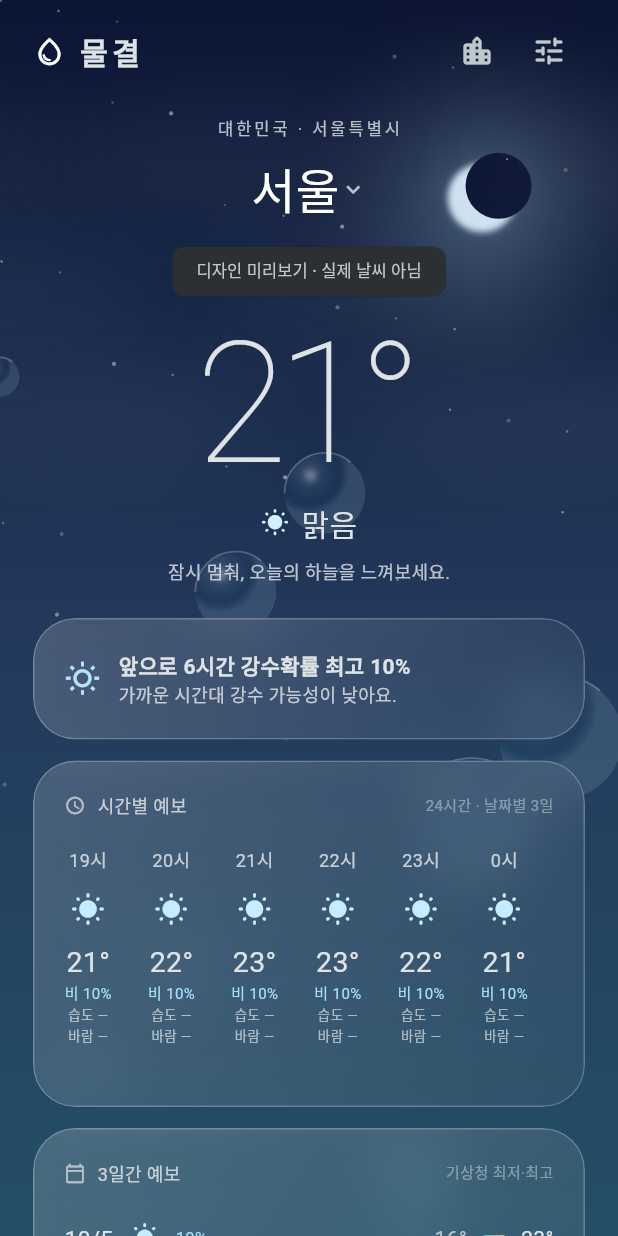
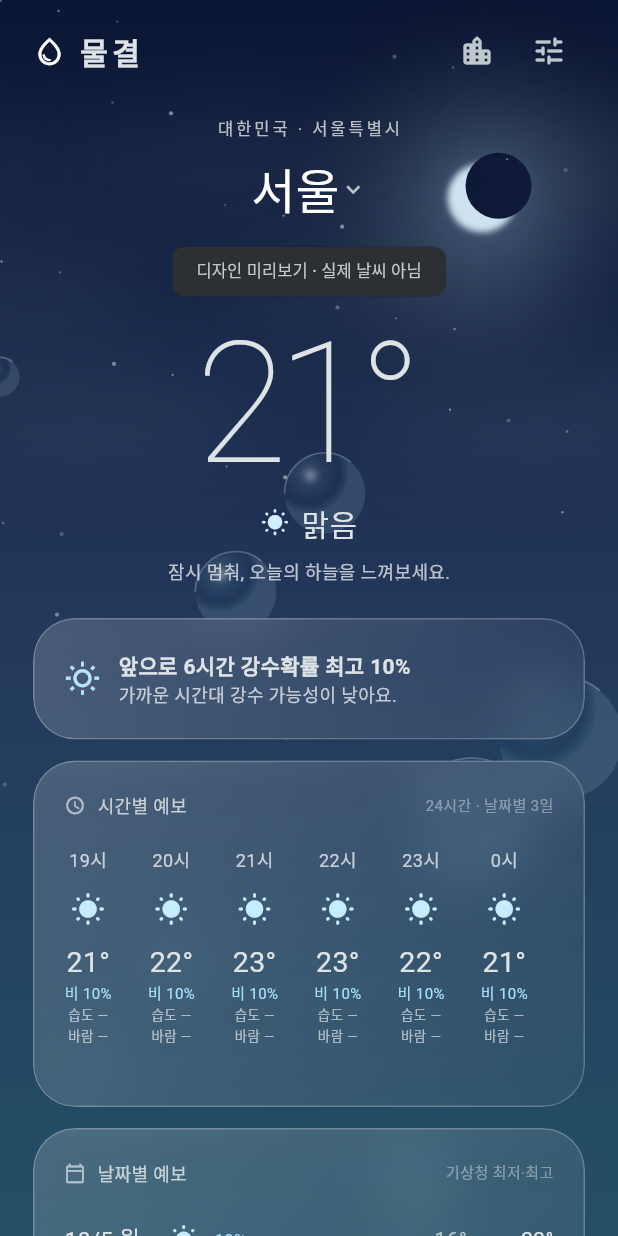
Before and after one commit to limhiru/weather, a Flutter app: the screen it shows after launch, after a tap on "먼저 둘러보기", on a phone screen of 412 x 824 dp. Run offline on Flutter 3.47's test engine with Material 3 defaults, Android fonts, the phone set to English and light mode, and no system bars; our stand-ins replace flutter_secure_storage, geolocator, shared_preferences.

Commit message:
feat: show weekday in forecasts

```diff
--- a/android_app/lib/main.dart
+++ b/android_app/lib/main.dart
@@ -826,7 +826,7 @@ class _WeatherHomeState extends State<WeatherHome> with WidgetsBindingObserver {
                         children: [
                           sectionTitle(
                             Icons.calendar_today_outlined,
-                            '3일간 예보',
+                            '날짜별 예보',
                             '기상청 최저·최고',
                           ),
                           const SizedBox(height: 12),
@@ -837,9 +837,9 @@ class _WeatherHomeState extends State<WeatherHome> with WidgetsBindingObserver {
                               child: Row(
                                 children: [
                                   SizedBox(
-                                    width: 43,
+                                    width: 69,
                                     child: Text(
-                                      '${date.month}/${date.day}',
+                                      '${date.month}/${date.day} ${['월', '화', '수', '목', '금', '토', '일'][date.weekday - 1]}',
                                       style: const TextStyle(fontSize: 15),
                                     ),
                                   ),
--- a/android_app/lib/version.dart
+++ b/android_app/lib/version.dart
@@ -1,2 +1,2 @@
 // Generated by scripts/version.py.
-const appVersion = '1.0.6';
+const appVersion = '1.0.7';
--- a/android_app/pubspec.yaml
+++ b/android_app/pubspec.yaml
@@ -16,7 +16,7 @@ publish_to: 'none' # Remove this line if you wish to publish to pub.dev
 # https://developer.apple.com/library/archive/documentation/General/Reference/InfoPlistKeyReference/Articles/CoreFoundationKeys.html
 # In Windows, build-name is used as the major, minor, and patch parts
 # of the product and file versions while build-number is used as the build suffix.
-version: 1.0.6+7
+version: 1.0.7+8
 
 environment:
   sdk: ^3.12.1
```
Also changed, not shown: 7 other files.
